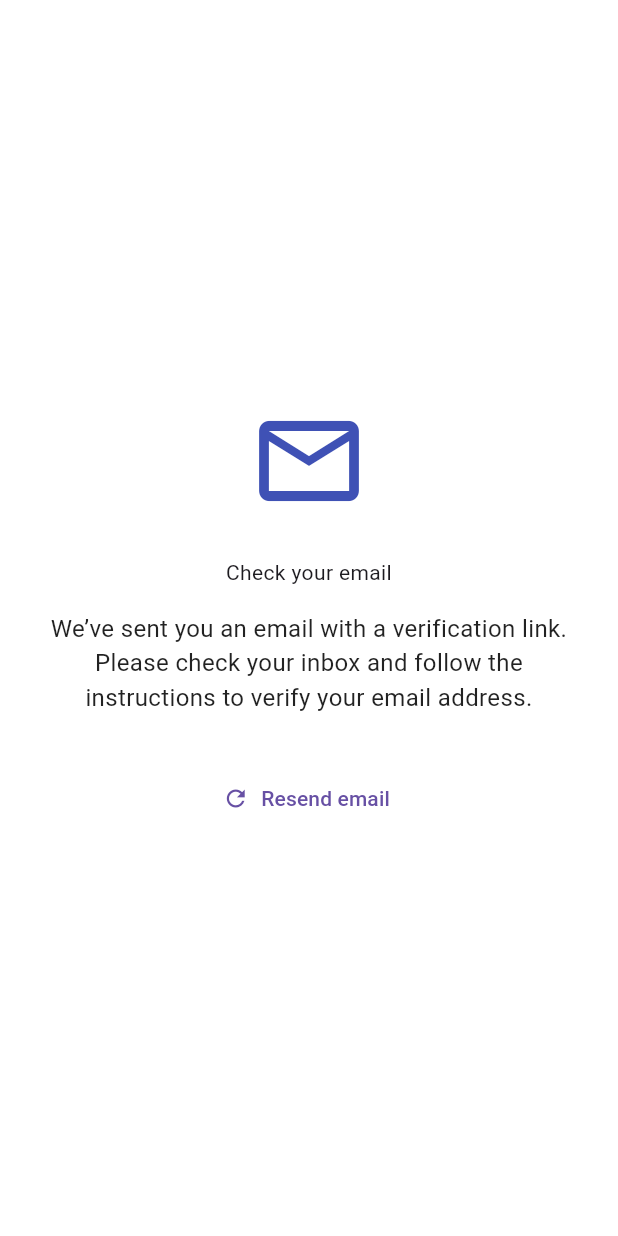
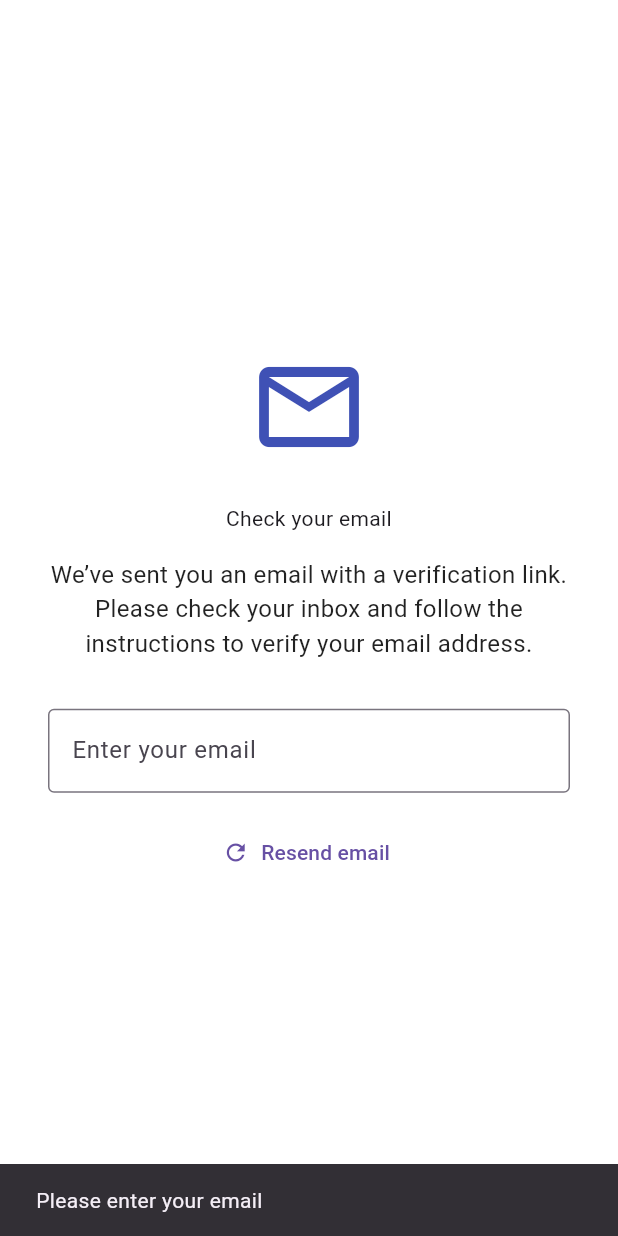
Before and after one commit to Axkratos/Book-Recommendation, a Flutter app: the EmailVerificationPage screen opened by its route, after a tap on "Resend email", on a phone screen of 412 x 824 dp. Run offline on Flutter 3.47's test engine with Material 3 defaults, Android fonts, the phone set to English and light mode, and no system bars; our stand-ins replace flutter_animate, flutter_dotenv, font_awesome_flutter, go_router, google_fonts, lottie and 2 more; missing offline and left inert: dart:html, flutter_quill; network calls fail.

Commit message:
verfication email resent sucessfully

```diff
--- a/lib/pages/verifyEmail.dart
+++ b/lib/pages/verifyEmail.dart
@@ -1,7 +1,41 @@
 import 'package:flutter/material.dart';
+import 'package:flutter_dotenv/flutter_dotenv.dart';
+import 'package:http/http.dart' as http;
+import 'dart:convert';
 
-class EmailVerificationPage extends StatelessWidget {
+class EmailVerificationPage extends StatefulWidget {
   const EmailVerificationPage({super.key});
+
+  @override
+  State<EmailVerificationPage> createState() => _EmailVerificationPageState();
+}
+
+class _EmailVerificationPageState extends State<EmailVerificationPage> {
+  final String baseUrl = dotenv.env['baseUrl']!;
+  final TextEditingController _emailController = TextEditingController();
+
+  Future<void> _resendVerification(BuildContext context) async {
+    final email = _emailController.text.trim();
+    if (email.isEmpty) {
+      ScaffoldMessenger.of(
+        context,
+      ).showSnackBar(const SnackBar(content: Text('Please enter your email')));
+      return;
+    }
+
+    final response = await http.post(
+      Uri.parse('$baseUrl/api/v1/auth/resendverification'),
+      headers: {'Content-Type': 'application/json'},
+      body: jsonEncode({'email': email}),
+    );
+
+    final data = jsonDecode(response.body);
+    final message = data['message'] ?? 'Something went wrong';
+
+    ScaffoldMessenger.of(
+      context,
+    ).showSnackBar(SnackBar(content: Text(message)));
+  }
 
   @override
   Widget build(BuildContext context) {
@@ -23,10 +57,17 @@ class EmailVerificationPage extends StatelessWidget {
                 style: TextStyle(fontSize: 16, color: Colors.black87),
               ),
               const SizedBox(height: 32),
+              TextField(
+                controller: _emailController,
+                decoration: const InputDecoration(
+                  labelText: 'Enter your email',
+                  border: OutlineInputBorder(),
+                ),
+                keyboardType: TextInputType.emailAddress,
+              ),
+              const SizedBox(height: 16),
               TextButton.icon(
-                onPressed: () {
-                  // TODO: Handle resend verification logic
-                },
+                onPressed: () => _resendVerification(context),
                 icon: const Icon(Icons.refresh),
                 label: const Text('Resend email'),
               ),
```
